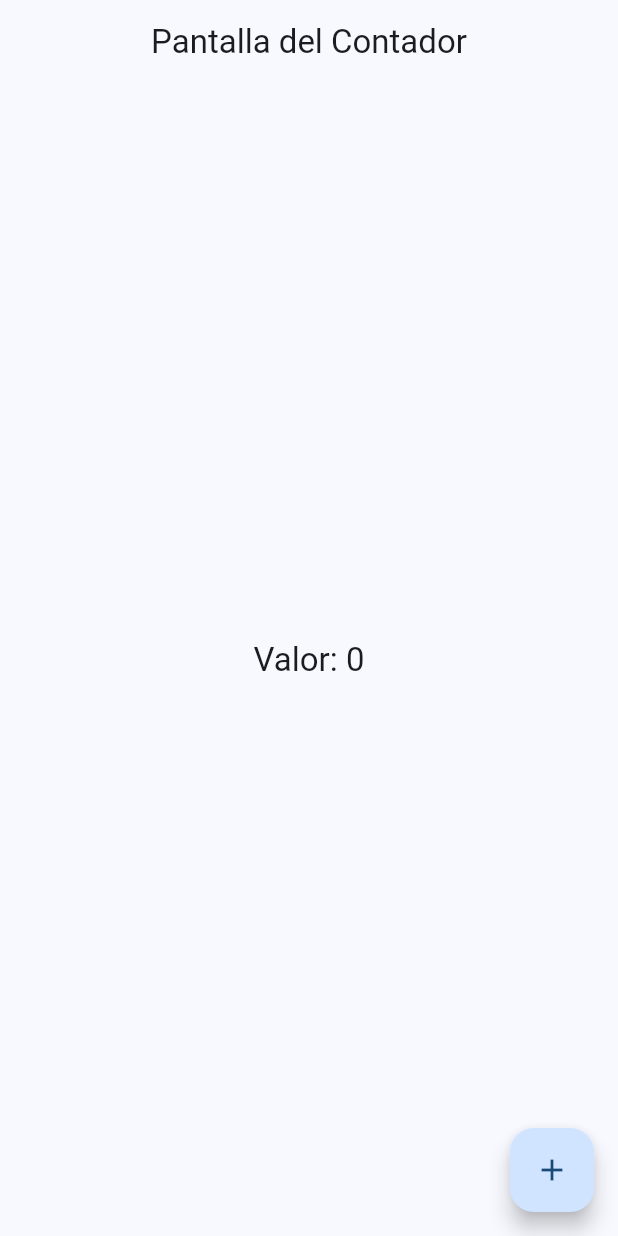
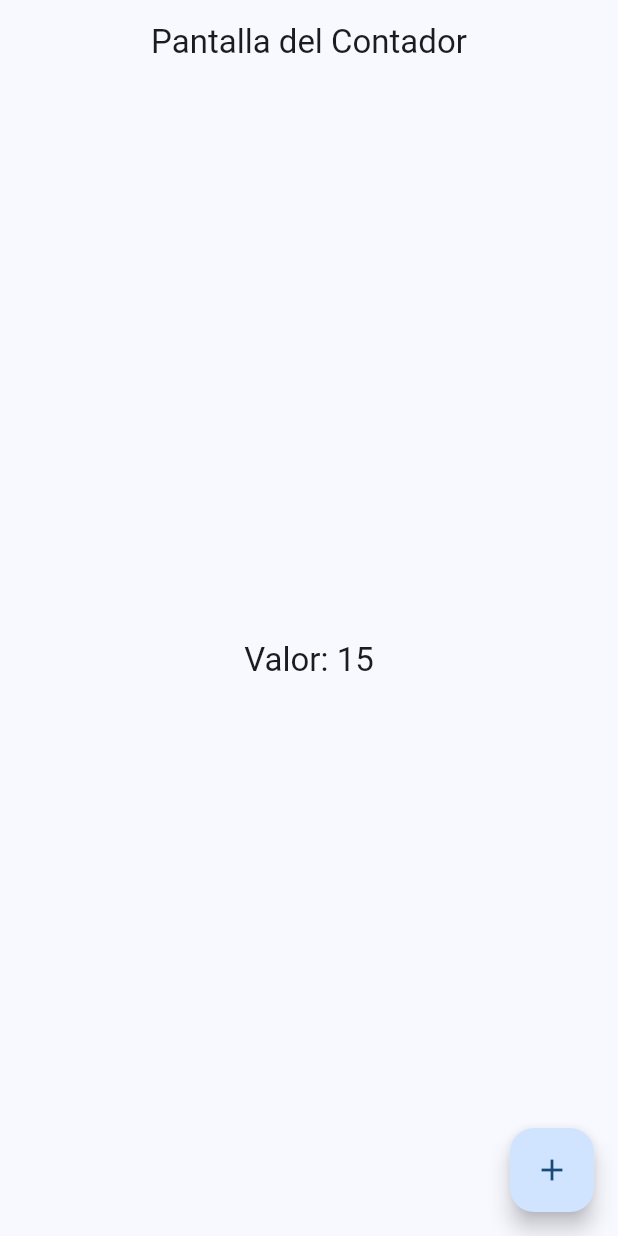
Before and after one commit to josetapia97/FlutterCardPlay, a Flutter app: the CounterScreen screen opened by its route, on a phone screen of 412 x 824 dp. Run offline on Flutter 3.47's test engine with Material 2 defaults, Android fonts, the phone set to English and light mode, and no system bars; our stand-ins replace animate_do, flutter_riverpod, go_router.

Commit message:
Implementacion: counter provider

```diff
--- /dev/null
+++ b/lib/presentation/providers/counter_provider.dart
@@ -0,0 +1,3 @@
+import 'package:flutter_riverpod/flutter_riverpod.dart';
+
+final counterProvider = StateProvider((ref) => 15);
--- a/lib/presentation/screens/counter/counter_screen.dart
+++ b/lib/presentation/screens/counter/counter_screen.dart
@@ -1,25 +1,30 @@
 import 'package:flutter/material.dart';
+import 'package:flutter_riverpod/flutter_riverpod.dart';
+import 'package:widgets_app/presentation/providers/counter_provider.dart';
 
-class CounterScreen extends StatelessWidget {
+class CounterScreen extends ConsumerWidget {
   static const String name = 'counter_screen';
   const CounterScreen({super.key});
 
   @override
-  Widget build(BuildContext context) {
-    int contador = 0;
+  Widget build(BuildContext context, WidgetRef ref) {
+    final int clickCounter = ref.watch(counterProvider);
+
     return Scaffold(
       appBar: AppBar(
         title: const Text('Pantalla del Contador'),
       ),
       body: Center(
-        child:Text('Valor: $contador',style: Theme.of(context).textTheme.titleLarge,),
-
+        child: Text(
+          'Valor: $clickCounter',
+          style: Theme.of(context).textTheme.titleLarge,
+        ),
       ),
-
       floatingActionButton: FloatingActionButton(
         onPressed: () {
-
-           contador++;
+          //ref.read(counterProvider.notifier).state++;
+          ref.read(counterProvider.notifier)
+          .update((state) => state +1); //en este caso state es el estado actual del contador
         },
         child: const Icon(Icons.add),
       ),
--- a/pubspec.yaml
+++ b/pubspec.yaml
@@ -10,6 +10,7 @@ dependencies:
   animate_do: ^3.1.2
   flutter:
     sdk: flutter
+  flutter_riverpod: ^2.4.0
   go_router: ^10.1.2
 
 dev_dependencies:
```
Also changed, not shown: lib/main.dart (+6 -3 lines), pubspec.lock.
